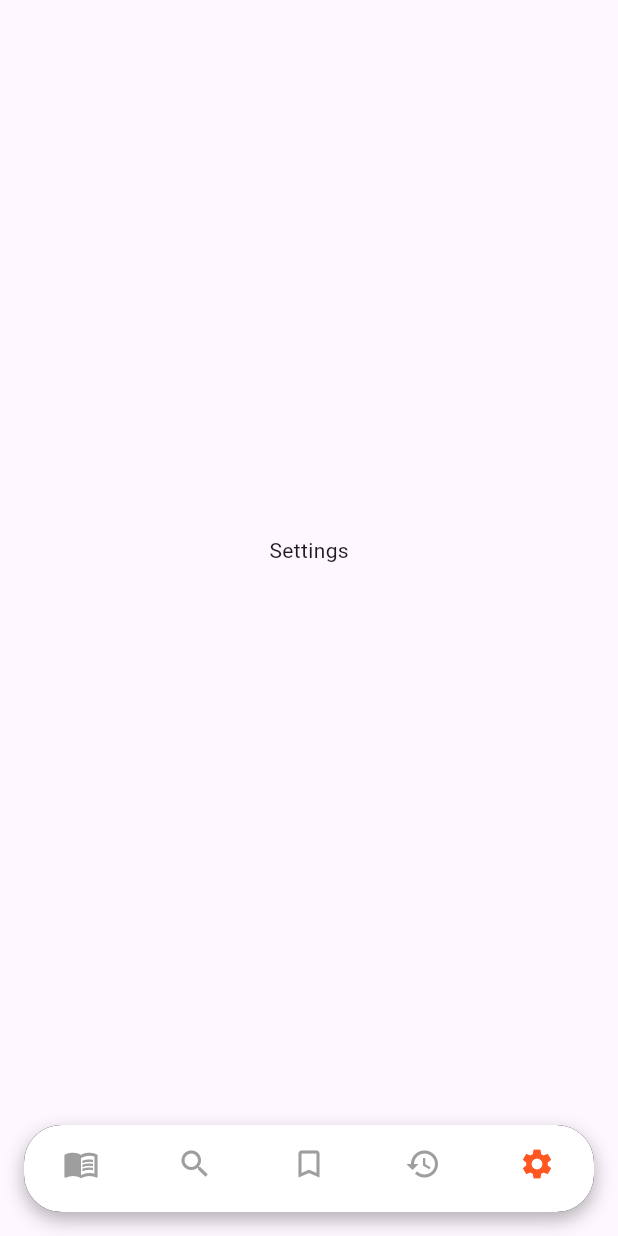
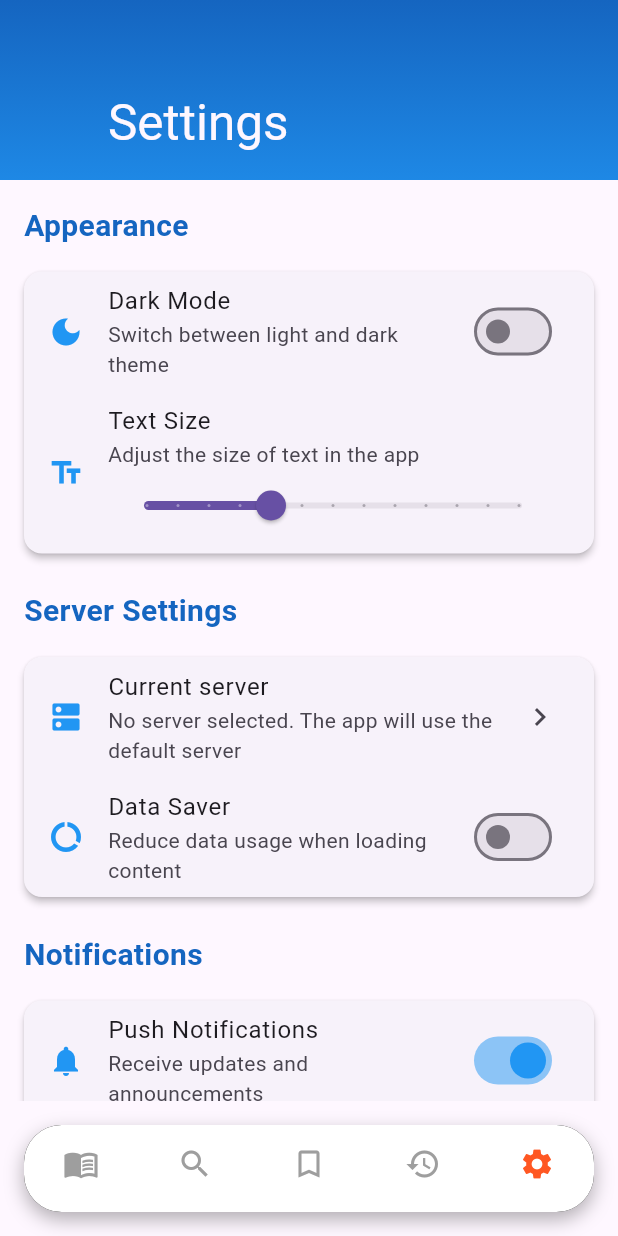
Before and after one commit to Duy-Thanh/docln, a Flutter app: the screen it shows after launch, item 5 of the bottom bar chosen, on a phone screen of 412 x 824 dp. Run offline on Flutter 3.47's test engine with Material 3 defaults, Android fonts, the phone set to English and light mode, and no system bars; our stand-ins replace shared_preferences, webview_flutter; network calls fail.

Commit message:
Update GUI

```diff
--- a/lib/screens/HomeScreen.dart
+++ b/lib/screens/HomeScreen.dart
@@ -1,7 +1,7 @@
 import 'package:flutter/material.dart';
 import '../screens/LibraryScreen.dart';
 import '../screens/webview_screen.dart';
-
+import '../screens/SettingsScreen.dart';
 class HomeScreen extends StatefulWidget {
   @override
   _HomeScreenState createState() => _HomeScreenState();
@@ -15,7 +15,7 @@ class _HomeScreenState extends State<HomeScreen> {
     Center(child: Text('Search')),
     Center(child: Text('Bookmarks')),
     Center(child: Text('History')),
-    Center(child: Text('Settings')),
+    SettingsScreen(),
   ];
 
   @override
--- /dev/null
+++ b/lib/screens/SettingsScreen.dart
@@ -0,0 +1,348 @@
+import 'package:flutter/material.dart';
+import 'package:shared_preferences/shared_preferences.dart';
+import '../services/settings_services.dart';
+import '../screens/custom_toast.dart';
+
+class SettingsScreen extends StatefulWidget {
+  @override
+  _SettingsScreenState createState() => _SettingsScreenState();
+}
+
+class _SettingsScreenState extends State<SettingsScreen> {
+  final SettingsService _settingsService = SettingsService();
+  bool isDarkMode = false;
+  String? currentServer;
+  double textSize = 16.0;
+  bool isNotificationsEnabled = true;
+  String? selectedLanguage;
+  bool isDataSaverEnabled = false;
+
+  bool _hasUnsavedChanges = false;
+
+  // Add these variables to track initial values
+  late bool _initialDarkMode;
+  late double _initialTextSize;
+  late bool _initialNotifications;
+  late String? _initialLanguage;
+  late bool _initialDataSaver;
+  late String? _initialServer;
+
+  @override
+  void initState() {
+    super.initState();
+    _loadSettings();
+  }
+
+  Future<void> _loadSettings() async {
+    final prefs = await SharedPreferences.getInstance();
+    setState(() {
+      isDarkMode = prefs.getBool('darkMode') ?? false;
+      textSize = prefs.getDouble('textSize') ?? 16.0;
+      isNotificationsEnabled = prefs.getBool('isNotifications') ?? true;
+      selectedLanguage = prefs.getString('language') ?? 'English';
+      isDataSaverEnabled = prefs.getBool('dataSaver') ?? false;
+
+      // Store initial values
+      _initialDarkMode = isDarkMode;
+      _initialTextSize = textSize;
+      _initialNotifications = isNotificationsEnabled;
+      _initialLanguage = selectedLanguage;
+      _initialDataSaver = isDataSaverEnabled;
+
+      _loadCurrentServer();
+    });
+  }
+
+  Future<void> _loadCurrentServer() async {
+    final server = await _settingsService.getCurrentServer();
+    setState(() {
+      currentServer = server;
+    });
+  }
+
+  Future<void> _saveSettings() async {
+    final prefs = await SharedPreferences.getInstance();
+    await prefs.setBool('darkMode', isDarkMode);
+    await prefs.setDouble('textSize', textSize);
+    await prefs.setBool('notifications', isNotificationsEnabled);
+    await prefs.setString('language', selectedLanguage ?? 'English');
+    await prefs.setBool('dataSaver', isDataSaverEnabled);
+    CustomToast.show(context, 'Settings saved');
+  }
+
+  @override
+  Widget build(BuildContext context) {
+    return Scaffold(
+      body: CustomScrollView(
+        slivers: [
+          SliverAppBar(
+            expandedHeight: 120.0,
+            floating: false,
+            pinned: true,
+            flexibleSpace: FlexibleSpaceBar(
+              title: Text('Settings',
+                style: TextStyle(color: Theme.of(context).primaryTextTheme.titleLarge?.color)),
+              background: Container(
+                decoration: BoxDecoration(
+                  gradient: LinearGradient(
+                    begin: Alignment.topCenter,
+                    end: Alignment.bottomCenter,
+                    colors: [Colors.blue.shade800, Colors.blue.shade600],
+                  )
+                ),
+              ),
+            ),
+          ),
+          SliverList(
+            delegate: SliverChildListDelegate([
+              _buildSection(
+                'Appearance',
+                [
+                  _buildSwitchTile(
+                    'Dark Mode',
+                    'Switch between light and dark theme',
+                    Icons.dark_mode,
+                    isDarkMode,
+                    (value) => setState(() => isDarkMode = value),
+                  ),
+                  _buildSliderTile(
+                    'Text Size',
+                    'Adjust the size of text in the app',
+                    Icons.text_fields,
+                    textSize,
+                    (value) => setState(() => textSize = value),
+                  ),
+                ]
+              ),
+              _buildSection(
+                'Server Settings',
+                [
+                  _buildServerTile(),
+                  _buildSwitchTile(
+                    'Data Saver',
+                    'Reduce data usage when loading content',
+                    Icons.data_usage,
+                    isDataSaverEnabled,
+                    (value) => setState(() => isDataSaverEnabled = value),
+                  ),
+                ],
+              ),
+              _buildSection(
+                'Notifications',
+                [
+                  _buildSwitchTile(
+                    'Push Notifications',
+                    'Receive updates and announcements',
+                    Icons.notifications,
+                    isNotificationsEnabled,
+                    (value) => setState(() => isNotificationsEnabled = value),
+                  ),
+                ],
+              ),
+              _buildSection(
+                'Language',
+                [
+                  _buildLanguageDropdown(),
+                ],
+              ),
+              _buildSection(
+                'About',
+                [
+                  _buildAboutTile(),
+                ],
+              ),
+              Padding(
+                padding: const EdgeInsets.all(16.0),
+                child: ElevatedButton(
+                  onPressed: _saveSettings,
+                  child: Text('Save Settings'),
+                  style: ElevatedButton.styleFrom(
+                    padding: EdgeInsets.symmetric(vertical: 12),
+                    shape: RoundedRectangleBorder(
+                      borderRadius: BorderRadius.circular(8),
+                    ),
+                  ),
+                ),
+              ),
+            ]),
+          )
+        ]
+      )
+    );
+  }
+
+  Widget _buildSection(String title, List<Widget> children) {
+    return Column(
+      crossAxisAlignment: CrossAxisAlignment.start,
+      children: [
+        Padding(
+          padding: const EdgeInsets.fromLTRB(16, 16, 16, 8),
+          child: Text(
+            title,
+            style: TextStyle(
+              fontSize: 20,
+              fontWeight: FontWeight.bold,
+              color: Colors.blue.shade800
+            ),
+          ),
+        ),
+        Card(
+          margin: EdgeInsets.symmetric(horizontal: 16, vertical: 8),
+          elevation: 2,
+          shape: RoundedRectangleBorder(borderRadius: BorderRadius.circular(12)),
+          child: Column(children: children,)
+        ),
+      ],
+    );
+  }
+
+  Widget _buildSwitchTile(String title, String subtitle, IconData icon, bool value, Function(bool) onChanged) {
+    return ListTile(
+      leading: Icon(icon, color: Colors.blue),
+      title: Text(title),
+      subtitle: Text(subtitle),
+      trailing: Switch(
+        value: value,
+        onChanged: onChanged,
+        activeColor: Colors.blue,
+      ),
+    );
+  }
+
+  Widget _buildSliderTile(String title, String subtitle, IconData icon, double value, Function(double) onChanged) {
+    return ListTile(
+      leading: Icon(icon, color: Colors.blue),
+      title: Text(title),
+      subtitle: Column(
+        crossAxisAlignment: CrossAxisAlignment.start,
+        children: [
+          Text(subtitle),
+          Slider(
+            value: value,
+            min: 12.0,
+            max: 24.0,
+            divisions: 12,
+            label: value.round().toString(),
+            onChanged: onChanged,
+          ),
+        ],
+      ),
+    );
+  }
+
+  Widget _buildServerTile() {
+    return ListTile(
+      leading: Icon(Icons.dns, color: Colors.blue),
+      title: Text('Current server'),
+      subtitle: Text(currentServer ?? 'No server selected. The app will use the default server'),
+      trailing: Icon(Icons.chevron_right),
+      onTap: () {
+        _showServerSelectionDialog();
+      },
+    );
+  }
+
+  Widget _buildLanguageDropdown() {
+    final languages = ['English', 'Tiếng Việt', 'Français', 'Española', 'Deutsch', 'Italiana', 'Nederlands', 'Português', 'Русский', '日本語', '한국인', '中国人'];
+    return ListTile(
+      leading: Icon(Icons.language, color: Colors.blue),
+      title: Text('Language'),
+      trailing: DropdownButton<String>(
+        value: selectedLanguage,
+        onChanged: (String? newValue) {
+          setState(() {
+            selectedLanguage = newValue;
+          });
+        },
+        items: languages.map<DropdownMenuItem<String>>((String value) {
+          return DropdownMenuItem<String>(
+            value: value,
+            child: Text(value),
+          );
+        }).toList(),
+      ),
+    );
+  }
+
+  Widget _buildAboutTile() {
+    return ListTile(
+      leading: Icon(Icons.info_outline, color: Colors.blue),
+      title: Text('About'),
+      subtitle: Text('Version 1.0.0.0'),
+      onTap: () {
+        _showAboutDialog();
+      },
+    );
+  }
+
+  void _showServerSelectionDialog() {
+    showDialog(
+      context: context,
+      builder: (context) => AlertDialog(
+        title: Text('Select server'),
+        content: Column(
+          mainAxisSize: MainAxisSize.min,
+          children: [
+            Text("Please select one of following servers below here. If you not selected, the app will use the default server.", style: TextStyle(fontSize: 16, color: Colors.grey[500])),
+            ListTile(
+              title: Text('ln.hako.vn'),
+              onTap: () async {
+                await _settingsService.saveCurrentServer('ln.hako.vn');
+                _loadCurrentServer();
+                Navigator.pop(context);
+              },
+            ),
+             ListTile(
+              title: Text('ln.hako.re'),
+              onTap: () async {
+                await _settingsService.saveCurrentServer('ln.hako.re');
+                _loadCurrentServer();
+                Navigator.pop(context);
+              },
+            ),
+             ListTile(
+              title: Text('docln.net'),
+              onTap: () async {
+                await _settingsService.saveCurrentServer('docln.net');
+                _loadCurrentServer();
+                Navigator.pop(context);
+              },
+            ),
+          ],
+        ),
+      )
+    );
+  }
+
+  void _showAboutDialog() {
+    showDialog(
+      context: context,
+      builder: (context) => AlertDialog(
+        title: Text('About Light Novel Reader'),
+        content: Column(
+          children: [
+            Icon(Icons.flutter_dash, size: 200, color: Colors.blue),
+            SizedBox(height: 16),
+            Text('Version 1.0.0.0'),
+            SizedBox(height: 8),
+            Text('© 2024 CyberDay Studios.'),
+            SizedBox(height: 16),
+            Text('Developed by nekkochan.'),
+            SizedBox(height: 30),
+            Text('Light Novel Reader is a free and open-source light novel reader app that allows you to read light novels online for free', textAlign: TextAlign.center),
+            SizedBox(height: 40),
+            Text('This app is not affiliated with any of the websites it links to.', style: TextStyle(fontSize: 12, color: Colors.grey[600])),
+            SizedBox(height: 16),
+            Text('This application is under heavy development. That''s mean the application may contain bugs and errors. Please report any issues to the developer.', style: TextStyle(fontSize: 12, color: Colors.grey[600])),
+          ],
+        ),
+        actions: [
+          TextButton(
+            onPressed: () => Navigator.pop(context),
+            child: Text('Close'),
+          ),
+        ],
+      ),
+    );
+  }
+}
--- a/lib/screens/webview_screen.dart
+++ b/lib/screens/webview_screen.dart
@@ -89,7 +89,7 @@ class _WebViewScreenState extends State<WebViewScreen> {
   Widget build(BuildContext context) {
     return Scaffold(
       appBar: AppBar(
-        title: Text('Web View'),
+        title: Text('WebView'),
       ),
       body: WebViewWidget(controller: _controller), // Use WebViewWidget
     );
```
